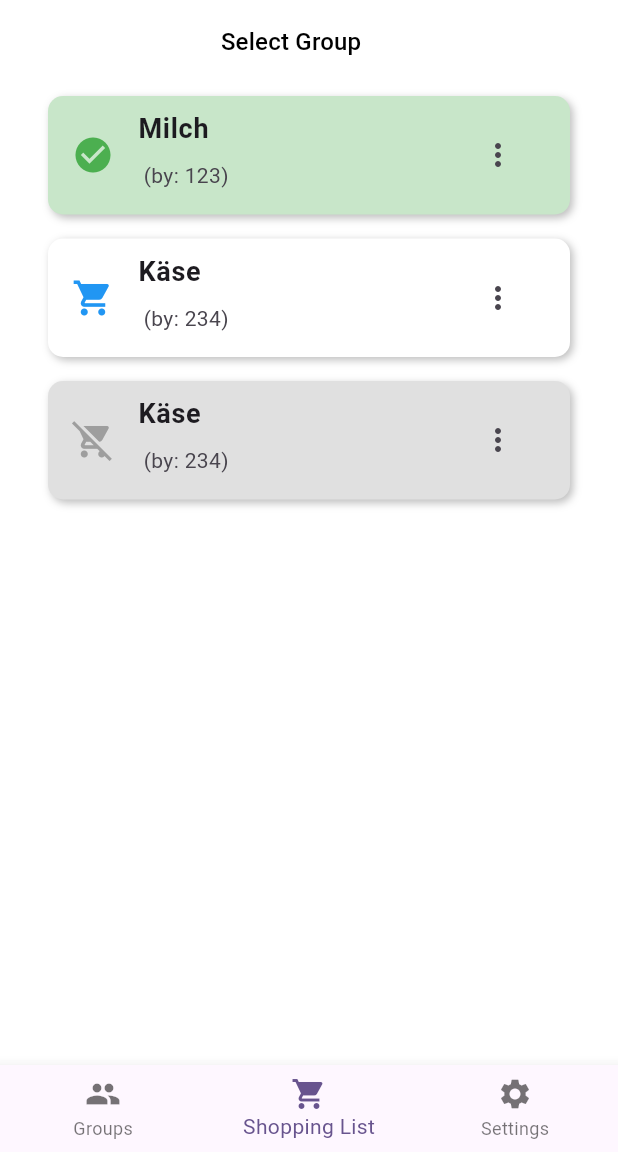
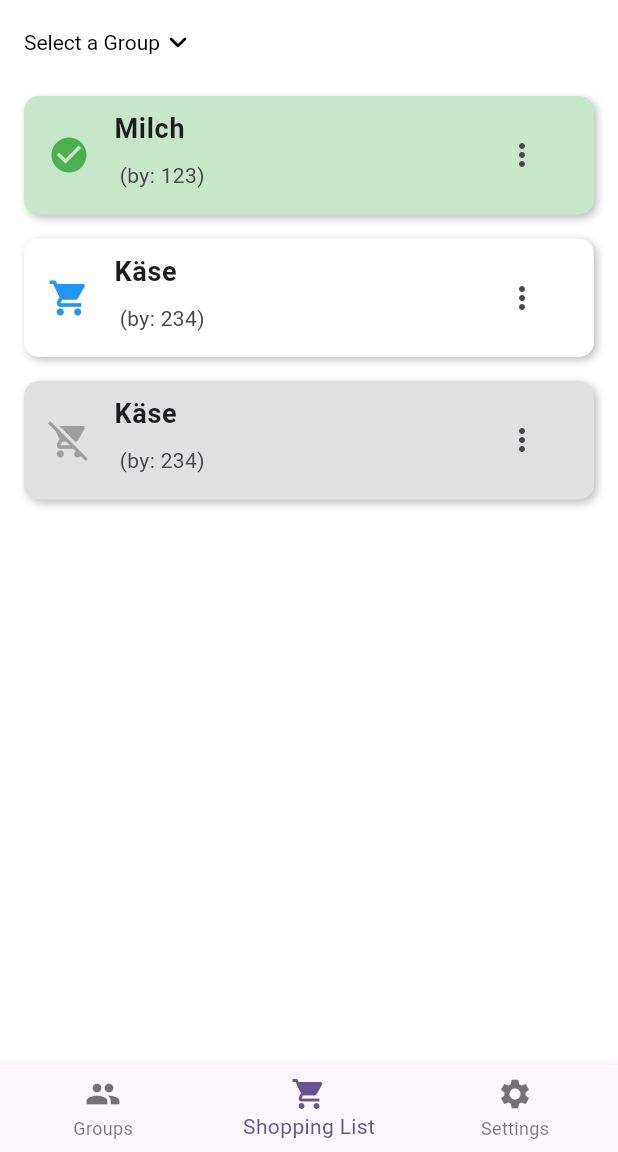
Before and after one commit to DenisKnecht02/flutter_project_2023, a Flutter app: the screen it shows after launch, item 2 of the bottom bar chosen, on a phone screen of 412 x 824 dp, the part 84-1236 px from its top. Run offline on Flutter 3.47's test engine with Material 2 defaults, Android fonts, the phone set to English and light mode, and no system bars; our stand-ins replace dropdown_button2.

Commit message:
changes to look of dropdown and further minor changes

```diff
--- a/lib/widgets/pages/shopping_list_page.dart
+++ b/lib/widgets/pages/shopping_list_page.dart
@@ -11,18 +11,16 @@ class ShoppingListPage extends StatefulWidget {
 }
 
 class _ShoppingListPageState extends State<ShoppingListPage> {
-  String? _selectedGroup = 'Select Group';
+  String? _selectedGroup;
   ShoppingItemRepository shoppingListRepository = new ShoppingItemRepository();
 
   @override
   Widget build(BuildContext context) {
     return Scaffold(
-      backgroundColor: Colors.white,
       appBar: PreferredSize(
         preferredSize: Size.fromHeight(kToolbarHeight),
         child: AppBar(
-          centerTitle: true,
-          backgroundColor: Colors.white,
+          centerTitle: false,
           title: DropdownButton<String>(
             value: _selectedGroup,
             onChanged: (String? newValue) {
@@ -30,25 +28,45 @@ class _ShoppingListPageState extends State<ShoppingListPage> {
                 _selectedGroup = newValue;
               });
             },
-            items: <String>['Select Group', 'Group1', 'Group2', 'Group3']
+            items: <String>['Group1', 'Group2', 'Group3']
                 .map<DropdownMenuItem<String>>((String value) {
               return DropdownMenuItem<String>(
                 value: value,
                 child: Text(
                   value,
-                  style: TextStyle(
+                  style: const TextStyle(
                     color: Colors.black,
-                    fontSize: 16,
+                    fontWeight: FontWeight.normal,
                   ),
                 ),
               );
             }).toList(),
-            icon: Icon(
-              Icons.arrow_drop_down,
-              color: Colors.white,
+            style: const TextStyle(color: Colors.black),
+            hint: const Text(
+              'Select a Group',
+              style: TextStyle(
+                color: Colors.black,
+                fontWeight: FontWeight.normal,
+              ),
             ),
-            underline: Container(),
+            underline: Container(
+              height: 2,
+              decoration: BoxDecoration(
+                borderRadius: BorderRadius.circular(10),
+                color: Colors.white,
+              ),
+            ),
+            icon: const Icon(
+              Icons.keyboard_arrow_down_rounded,
+              color: Colors.black,
+            ),
+            iconSize: 24,
+            iconEnabledColor: Colors.black,
+            dropdownColor: Colors.white,
+            borderRadius: BorderRadius.circular(10),
+            elevation: 8,
           ),
+          backgroundColor: Colors.white,
         ),
       ),
       body: FutureBuilder(
@@ -56,7 +74,6 @@ class _ShoppingListPageState extends State<ShoppingListPage> {
         builder: (context, snapshot) {
           if (snapshot.hasData) {
             return SingleChildScrollView(
-              padding: EdgeInsets.symmetric(horizontal: 16),
               child: Column(
                 children: snapshot.data?.items
                         .map((item) => ShoppingItemWidget(shoppingItem: item))
@@ -66,13 +83,12 @@ class _ShoppingListPageState extends State<ShoppingListPage> {
             );
           }
 
-          return Center(
-            child: CircularProgressIndicator(
-              color: Colors.blue,
-            ),
+          return const Center(
+            child: CircularProgressIndicator(),
           );
         },
       ),
+      backgroundColor: Colors.white,
     );
   }
 }
```
